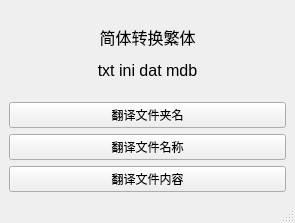
huangruihao001/gbk2big5, file main.ui: the form before one commit.
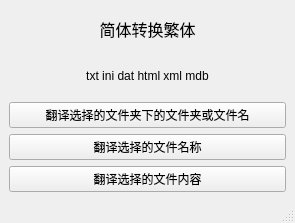
The form after the commit.

Commit message: html,xml

The edit to the form file:
```diff
--- a/main.ui
+++ b/main.ui
@@ -13,12 +13,34 @@
   <property name="windowTitle">
    <string>MainWindow</string>
   </property>
+  <property name="layoutDirection">
+   <enum>Qt::LeftToRight</enum>
+  </property>
   <widget class="QWidget" name="centralwidget">
    <layout class="QVBoxLayout" name="verticalLayout">
     <item>
      <widget class="QLabel" name="label">
       <property name="text">
-       <string>&lt;html&gt;&lt;head/&gt;&lt;body&gt;&lt;p&gt;&lt;span style=&quot; font-size:12pt;&quot;&gt;简体转换繁体&lt;/span&gt;&lt;/p&gt;&lt;p&gt;&lt;span style=&quot; font-size:12pt;&quot;&gt;txt ini dat mdb&lt;/span&gt;&lt;/p&gt;&lt;/body&gt;&lt;/html&gt;</string>
+       <string>&lt;html&gt;&lt;head/&gt;&lt;body&gt;&lt;p&gt;&lt;span style=&quot; font-size:12pt;&quot;&gt;简体转换繁体&lt;/span&gt;&lt;/p&gt;&lt;/body&gt;&lt;/html&gt;</string>
+      </property>
+      <property name="alignment">
+       <set>Qt::AlignCenter</set>
+      </property>
+     </widget>
+    </item>
+    <item>
+     <widget class="QLabel" name="label_2">
+      <property name="sizePolicy">
+       <sizepolicy hsizetype="Preferred" vsizetype="Preferred">
+        <horstretch>0</horstretch>
+        <verstretch>0</verstretch>
+       </sizepolicy>
+      </property>
+      <property name="layoutDirection">
+       <enum>Qt::LeftToRight</enum>
+      </property>
+      <property name="text">
+       <string>txt ini dat html xml mdb</string>
       </property>
       <property name="alignment">
        <set>Qt::AlignCenter</set>
@@ -28,21 +50,21 @@
     <item>
      <widget class="QPushButton" name="choose_folder">
       <property name="text">
-       <string>翻译文件夹名</string>
+       <string>翻译选择的文件夹下的文件夹或文件名</string>
       </property>
      </widget>
     </item>
     <item>
      <widget class="QPushButton" name="choose_filename">
       <property name="text">
-       <string>翻译文件名称</string>
+       <string>翻译选择的文件名称</string>
       </property>
      </widget>
     </item>
     <item>
      <widget class="QPushButton" name="choose_btn">
       <property name="text">
-       <string>翻译文件内容</string>
+       <string>翻译选择的文件内容</string>
       </property>
      </widget>
     </item>
```
The commit also changes 10 other files.
